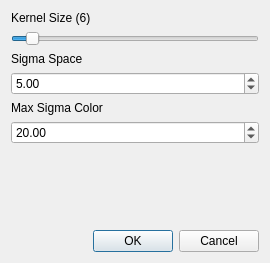
Above: gui/parametersdialog.ui from librehat/caiga before the change. Below: the same form after it.
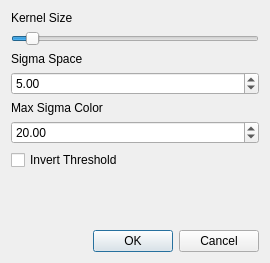
That is the form after the change.

The edit to the form file:
```diff
--- a/gui/parametersdialog.ui
+++ b/gui/parametersdialog.ui
@@ -26,7 +26,7 @@
       </sizepolicy>
      </property>
      <property name="text">
-      <string>Kernel Size (6)</string>
+      <string>Kernel Size</string>
      </property>
     </widget>
    </item>
@@ -86,6 +86,13 @@
      </property>
     </widget>
    </item>
+   <item>
+    <widget class="QCheckBox" name="checkBox">
+     <property name="text">
+      <string>Invert Threshold</string>
+     </property>
+    </widget>
+   </item>
    <item alignment="Qt::AlignBottom">
     <widget class="QDialogButtonBox" name="buttonBox">
      <property name="orientation">
```
Left out of the diff: 6 changed lines with no effect on the pictures.
